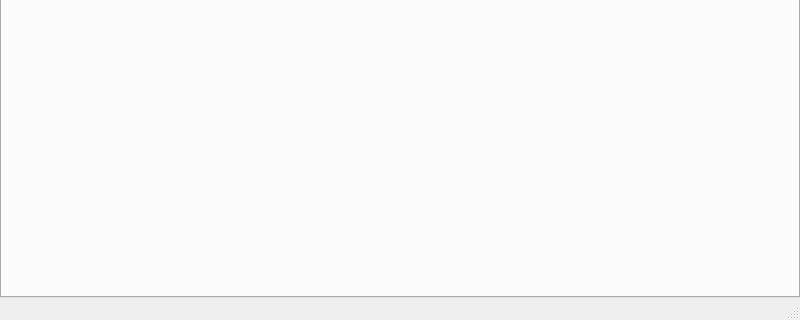
an146/vomid, file src/w_main.ui: the form before one commit; both pictures show x 0 to 800 and y 280 to 600 of the 800 by 600 pixel window.
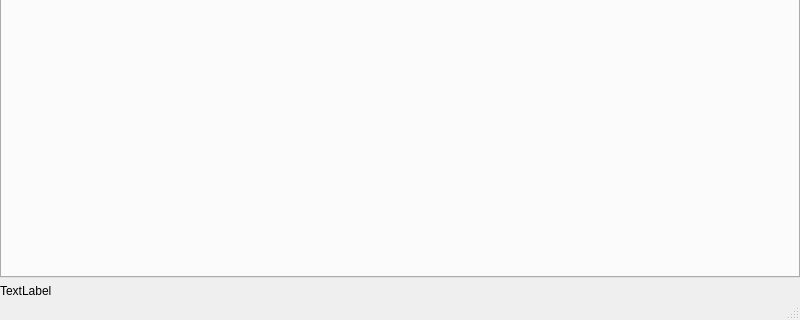
The form after the commit.

Commit message: file compatibility status

What changed in the file:
```diff
--- a/src/w_main.ui
+++ b/src/w_main.ui
@@ -34,6 +34,13 @@
       </property>
      </widget>
     </item>
+    <item>
+     <widget class="QLabel" name="file_compatible">
+      <property name="text">
+       <string>TextLabel</string>
+      </property>
+     </widget>
+    </item>
    </layout>
   </widget>
   <widget class="QMenuBar" name="menubar">
```
The commit also changes 1 other file.
